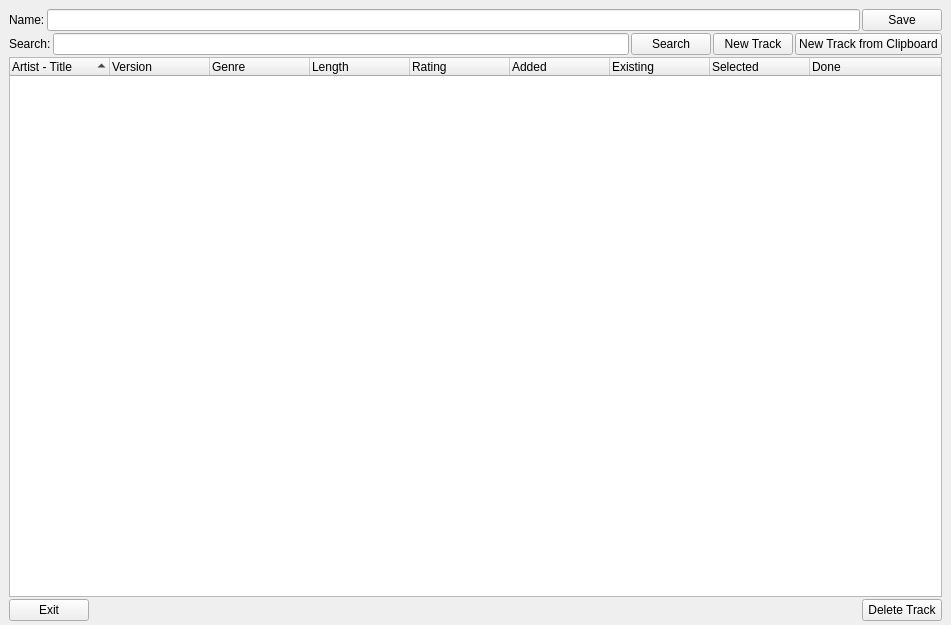
Qt form src/searchlists/searchlistdialog.ui (pfedick/winmusik) before a commit.
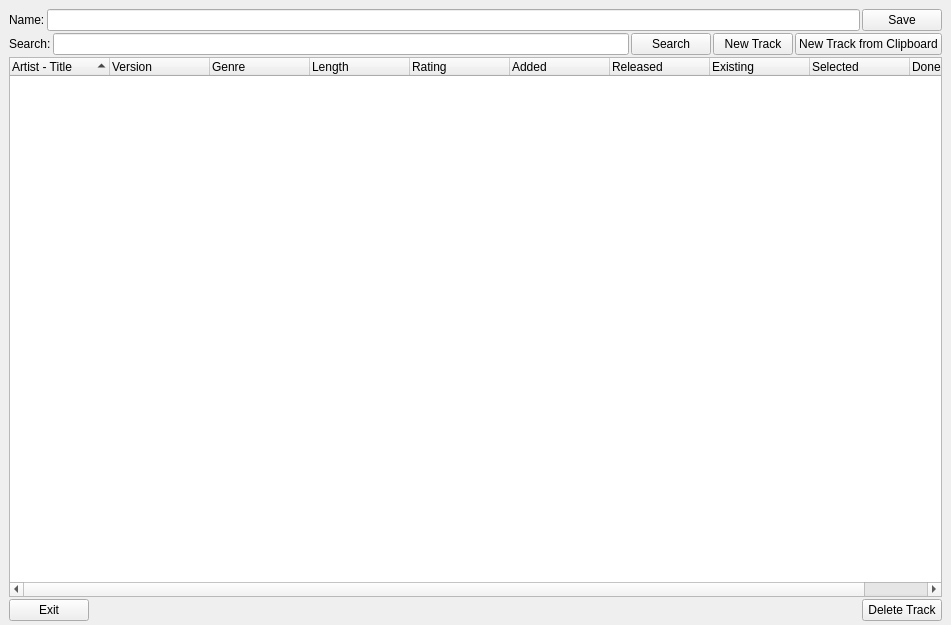
The same form after that commit. Icons and pictures are not drawn. Custom widgets are drawn as their Qt base class.

The edit to the form file:
```diff
--- a/src/searchlists/searchlistdialog.ui
+++ b/src/searchlists/searchlistdialog.ui
@@ -216,6 +216,11 @@
            <string>Added</string>
           </property>
          </column>
+         <column>
+          <property name="text">
+           <string>Released</string>
+          </property>
+         </column>
          <column>
           <property name="text">
            <string>Existing</string>
```
